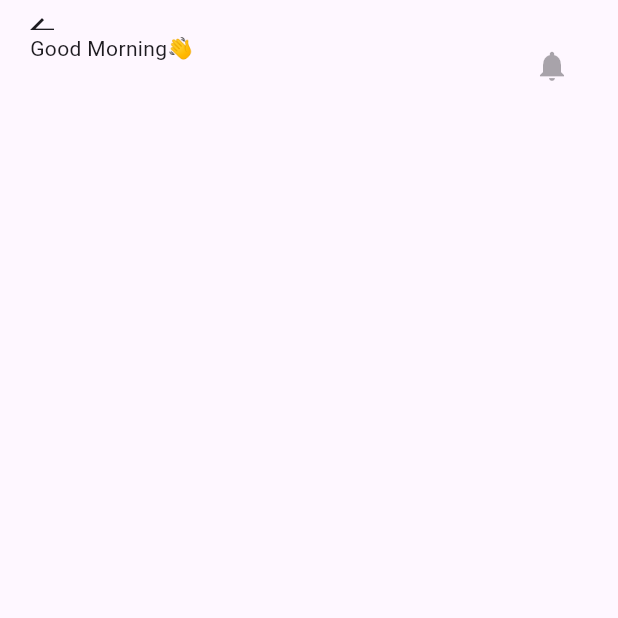
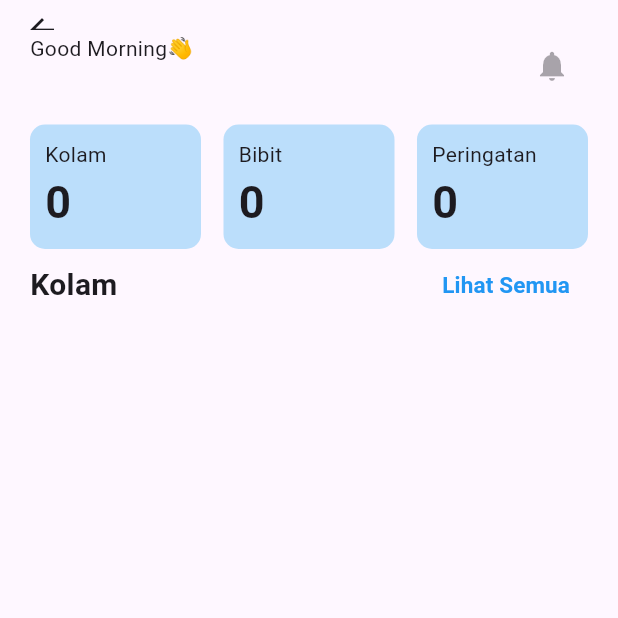
Before and after one commit to simodang/simodang-flutter, a Flutter app: the LandingPage screen opened directly, on a phone screen of 412 x 824 dp, the top half of it. Run offline on Flutter 3.47's test engine with Material 3 defaults, Android fonts, the phone set to English and light mode, and no system bars; our stand-ins replace dio, firebase_auth, firebase_core, flutter_dotenv, flutter_secure_storage, get and 2 more; accounts and stored records are empty; network calls fail.

Commit message:
feat(pond): pond state on landing and monitor

```diff
--- /dev/null
+++ b/lib/data/models/pond.dart
@@ -0,0 +1,36 @@
+import 'package:json_annotation/json_annotation.dart';
+
+part 'pond.g.dart';
+
+@JsonSerializable()
+class Pond {
+  final String id;
+  final String name;
+  final String address;
+  final String city;
+  final String seedDate;
+  final int seedCount;
+  final String imageUrl;
+  final bool status;
+  final bool isFilled;
+  final String? userId;
+  final String? deviceId;
+
+  Pond({
+    required this.id,
+    required this.name,
+    required this.address,
+    required this.city,
+    required this.seedDate,
+    required this.seedCount,
+    required this.imageUrl,
+    required this.status,
+    required this.isFilled,
+    this.userId,
+    this.deviceId,
+  });
+
+  factory Pond.fromJson(Map<String, dynamic> json) => _$PondFromJson(json);
+
+  Map<String, dynamic> toJson() => _$PondToJson(this);
+}
--- a/lib/main.dart
+++ b/lib/main.dart
@@ -4,6 +4,7 @@ import 'package:flutter_dotenv/flutter_dotenv.dart';
 import 'package:get/get.dart';
 import 'package:simodang_flutter/firebase_options.dart';
 import 'package:simodang_flutter/state/auth_state.dart';
+import 'package:simodang_flutter/state/pond_state.dart';
 import 'package:simodang_flutter/state/profile_state.dart';
 import 'package:simodang_flutter/views/routes/pages.dart';
 
@@ -16,6 +17,7 @@ void main() async {
 
   Get.put(AuthState(), permanent: true);
   Get.put(ProfileState(), permanent: true);
+  Get.put(PondState(), permanent: true);
 
   runApp(
     GetMaterialApp(
--- a/lib/state/auth_state.dart
+++ b/lib/state/auth_state.dart
@@ -1,5 +1,6 @@
 import 'package:get/get.dart';
 import 'package:simodang_flutter/data/datasources/remote/auth/auth_remote_data_source.dart';
+import 'package:simodang_flutter/state/pond_state.dart';
 import 'package:simodang_flutter/state/profile_state.dart';
 import 'package:simodang_flutter/utils/logger/logger_singleton.dart';
 import 'package:simodang_flutter/utils/secure_storage/secure_storage_singleton.dart';
@@ -13,6 +14,9 @@ class AuthState extends GetxController {
       if (token != null) {
         final profile = await AuthRemoteDataSource().getProfile();
         Get.find<ProfileState>().setProfile(profile);
+
+        await Get.find<PondState>().fetchPonds();
+
         isAuthenticated.value = true;
         Get.offAllNamed('/home');
       }
--- /dev/null
+++ b/lib/state/pond_state.dart
@@ -0,0 +1,16 @@
+import 'package:get/get.dart';
+import 'package:simodang_flutter/data/datasources/remote/pond/pond_remote_data_source.dart';
+import 'package:simodang_flutter/data/models/pond.dart';
+
+class PondState extends GetxController {
+  RxList<Pond> ponds = <Pond>[].obs;
+
+  void setPonds(List<Pond> newPonds) {
+    ponds.value = newPonds;
+  }
+
+  Future<void> fetchPonds() async {
+    final ponds = await PondRemoteDataSource().getPonds();
+    setPonds(ponds);
+  }
+}
--- a/lib/views/landing/landing_controller.dart
+++ b/lib/views/landing/landing_controller.dart
@@ -1,14 +1,38 @@
 import 'package:get/get.dart';
+import 'package:simodang_flutter/data/models/pond.dart';
 import 'package:simodang_flutter/data/models/profile.dart';
+import 'package:simodang_flutter/state/pond_state.dart';
 import 'package:simodang_flutter/state/profile_state.dart';
 
 class LandingController extends GetxController {
   RxInt hour = DateTime.now().hour.obs;
   Rx<Profile> profile = Profile.empty().obs;
+  RxList<Pond> ponds = <Pond>[].obs;
+
+  RxInt pondCount = 0.obs;
+  RxInt seedCount = 0.obs;
+  RxInt warningCount = 0.obs;
+
+  int getSeedCount(List<Pond> ponds) {
+    return ponds
+      .fold(0, (sum, pond) => sum + pond.seedCount);
+  }
+
+  int getWarningCount(List<Pond> ponds) {
+    return ponds
+      .where((pond) => pond.status == false).length;
+  }
 
   @override
-  void onInit() {
-    super.onInit();
+  void onReady() {
+    super.onReady();
     profile.value = Get.find<ProfileState>().profile.value;
+    ponds.value = Get.find<PondState>().ponds;
+
+    pondCount.value = ponds.length;
+    seedCount.value = getSeedCount(ponds);
+    warningCount.value = getWarningCount(ponds);
+
+    update();
   }
 }
--- a/lib/views/landing/landing_page.dart
+++ b/lib/views/landing/landing_page.dart
@@ -2,14 +2,19 @@ import 'package:flutter/material.dart';
 import 'package:get/get.dart';
 import 'package:simodang_flutter/views/landing/landing_controller.dart';
 import 'package:simodang_flutter/views/widgets/greeting/greeting_widget.dart';
+import 'package:simodang_flutter/views/widgets/grid/pond_horizontal_grid_widget.dart';
+import 'package:simodang_flutter/views/widgets/stat/stat_widget.dart';
+import 'package:simodang_flutter/views/widgets/title/title_button_widget.dart';
 
 class LandingPage extends StatelessWidget {
   const LandingPage({super.key});
 
   @override
   Widget build(BuildContext context) {
-    final LandingController controller = Get.put(LandingController());
+    Get.put(LandingController());
 
+    return GetBuilder<LandingController>(
+      builder: (controller) {
         return Scaffold(
           appBar: AppBar(
             toolbarHeight: 20,
@@ -19,15 +24,31 @@ class LandingPage extends StatelessWidget {
             child: Column(
               crossAxisAlignment: CrossAxisAlignment.start,
               children: [
-            Obx(() {
-              return GreetingWidget(
+                GreetingWidget(
                   hourParam: controller.hour.value,
                   name: controller.profile.value.name,
-              );
-            }),
+                ),
+                const SizedBox(height: 15),
+                StatWidget(
+                  pondCount: controller.pondCount.value,
+                  seedCount: controller.seedCount.value,
+                  warningCount: controller.warningCount.value,
+                ),
+                const TitleButtonWidget(
+                  title: 'Kolam',
+                  buttonText: 'Lihat Semua',
+                ),
+                SizedBox(
+                  height: 200,
+                  child: PondHorizontalGridWidget(
+                    ponds: controller.ponds,
+                  ),
+                )
               ],
             ),
           ),
         );
       }
+    );
   }
+}
--- /dev/null
+++ b/lib/views/widgets/grid/pond_horizontal_grid_widget.dart
@@ -0,0 +1,31 @@
+import 'package:flutter/material.dart';
+import 'package:simodang_flutter/data/models/pond.dart';
+import 'package:simodang_flutter/views/widgets/grid_item/pond_grid_item_widget.dart';
+
+class PondHorizontalGridWidget extends StatelessWidget {
+  const PondHorizontalGridWidget ({
+    super.key,
+    required this.ponds,
+  });
+
+  final List<Pond> ponds;
+
+  @override
+  Widget build(BuildContext context) {
+    return GridView.builder(
+      itemCount: ponds.length,
+      scrollDirection: Axis.horizontal,
+      gridDelegate: const SliverGridDelegateWithFixedCrossAxisCount(
+        crossAxisCount: 1,
+        mainAxisExtent: 170,
+      ),
+      itemBuilder: (context, index) {
+        return Card(
+          child: PondGridItemWidget(
+            pond: ponds[index],
+          ),
+        );
+      },
+    );
+  }
+}
--- /dev/null
+++ b/lib/views/widgets/stat/stat_box_widget.dart
@@ -0,0 +1,38 @@
+import 'package:flutter/material.dart';
+
+class StatBoxWidget extends StatelessWidget {
+  const StatBoxWidget({
+    super.key,
+    required this.title,
+    required this.value,
+  });
+
+  final String title;
+  final int value;
+
+  @override
+  Widget build(BuildContext context) {
+    return Expanded(
+      child: Container(
+        padding: const EdgeInsets.all(10),
+        decoration: BoxDecoration(
+          borderRadius: BorderRadius.circular(10),
+          color: Colors.blue[100],
+        ),
+        child: Column(
+          crossAxisAlignment: CrossAxisAlignment.start,
+          children: [
+            Text(title),
+            Text(
+              value.toString(),
+              style: const TextStyle(
+                fontSize: 30,
+                fontWeight: FontWeight.bold
+              ),
+            ),
+          ],
+        ),
+      ),
+    );
+  }
+}
--- /dev/null
+++ b/lib/views/widgets/stat/stat_widget.dart
@@ -0,0 +1,37 @@
+import 'package:flutter/material.dart';
+import 'package:simodang_flutter/views/widgets/stat/stat_box_widget.dart';
+
+class StatWidget extends StatelessWidget {
+  const StatWidget({
+    super.key,
+    required this.pondCount,
+    required this.seedCount,
+    required this.warningCount,
+  });
+
+  final int pondCount;
+  final int seedCount;
+  final int warningCount;
+
+  @override
+  Widget build(BuildContext context) {
+    return Row(
+      children: [
+        StatBoxWidget(
+          title: 'Kolam',
+          value: pondCount,
+        ),
+        const SizedBox(width: 15),
+        StatBoxWidget(
+          title: 'Bibit',
+          value: seedCount,
+        ),
+        const SizedBox(width: 15),
+        StatBoxWidget(
+          title: 'Peringatan',
+          value: warningCount,
+        ),
+      ],
+    );
+  }
+}
--- /dev/null
+++ b/lib/views/widgets/title/title_button_widget.dart
@@ -0,0 +1,41 @@
+import 'package:flutter/material.dart';
+
+class TitleButtonWidget extends StatelessWidget {
+  const TitleButtonWidget({
+    super.key,
+    required this.title,
+    required this.buttonText,
+  });
+
+  final String title;
+  final String buttonText;
+
+  @override
+  Widget build(BuildContext context) {
+    return Row(
+      children: [
+        Text(
+          title,
+          style: const TextStyle(
+            fontSize: 20,
+            fontWeight: FontWeight.bold,
+          ),
+        ),
+        const Spacer(),
+        TextButton(
+          onPressed: () {
+
+          },
+          child: Text(
+            buttonText,
+            style: const TextStyle(
+              color: Colors.blue,
+              fontSize: 15,
+              fontWeight: FontWeight.bold,
+            ),
+          )
+        )
+      ],
+    );
+  }
+}
--- a/pubspec.yaml
+++ b/pubspec.yaml
@@ -43,6 +43,7 @@ dependencies:
   flutter_dotenv: ^5.1.0
   logger: ^2.2.0
   flutter_secure_storage: ^9.0.0
+  json_annotation: ^4.9.0
 
 dev_dependencies:
   flutter_test:
@@ -54,6 +55,8 @@ dev_dependencies:
   # package. See that file for information about deactivating specific lint
   # rules and activating additional ones.
   flutter_lints: ^3.0.0
+  build_runner: ^2.4.9
+  json_serializable: ^6.8.0
 
 # For information on the generic Dart part of this file, see the
 # following page: https://dart.dev/tools/pub/pubspec
```
Also changed, not shown: lib/data/datasources/remote/pond/pond_remote_data_source.dart (added, +18 -0 lines), lib/views/monitor/monitor_controller.dart (+10 -1 lines), lib/views/monitor/monitor_page.dart (+22 -5 lines), lib/views/widgets/grid/pond_grid_widget.dart (added, +30 -0 lines), lib/views/widgets/grid_item/pond_grid_item_widget.dart (added, +49 -0 lines), lib/data/models/pond.g.dart (added), pubspec.lock. Lines whose indentation alone changed are shown as unchanged.
